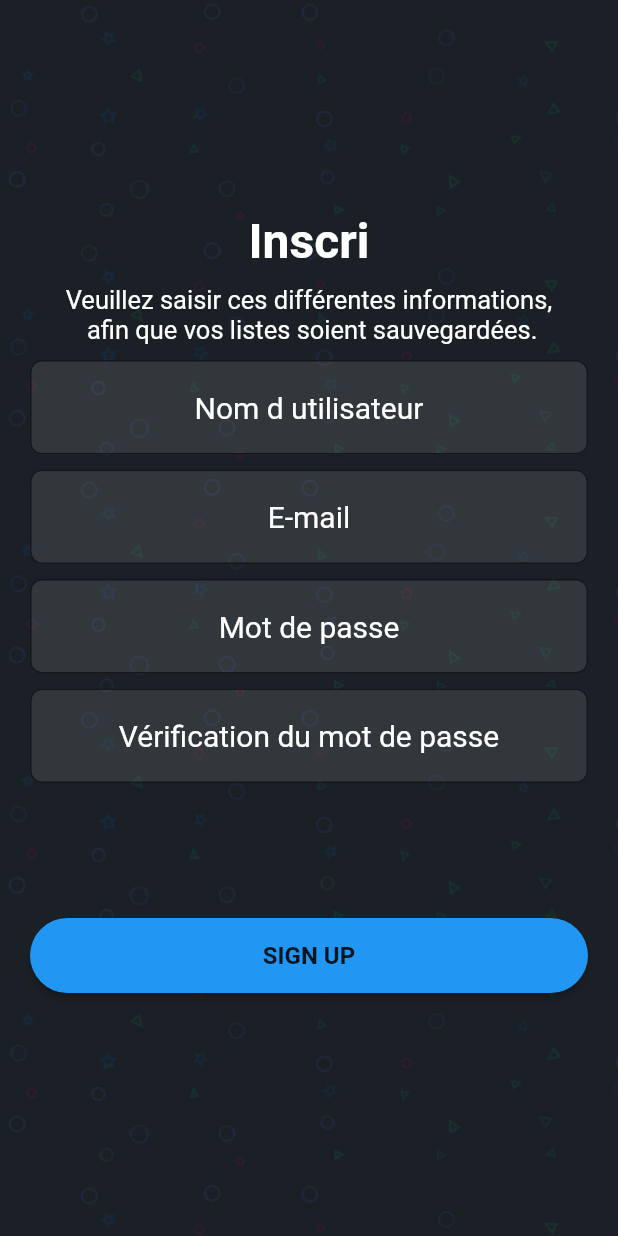
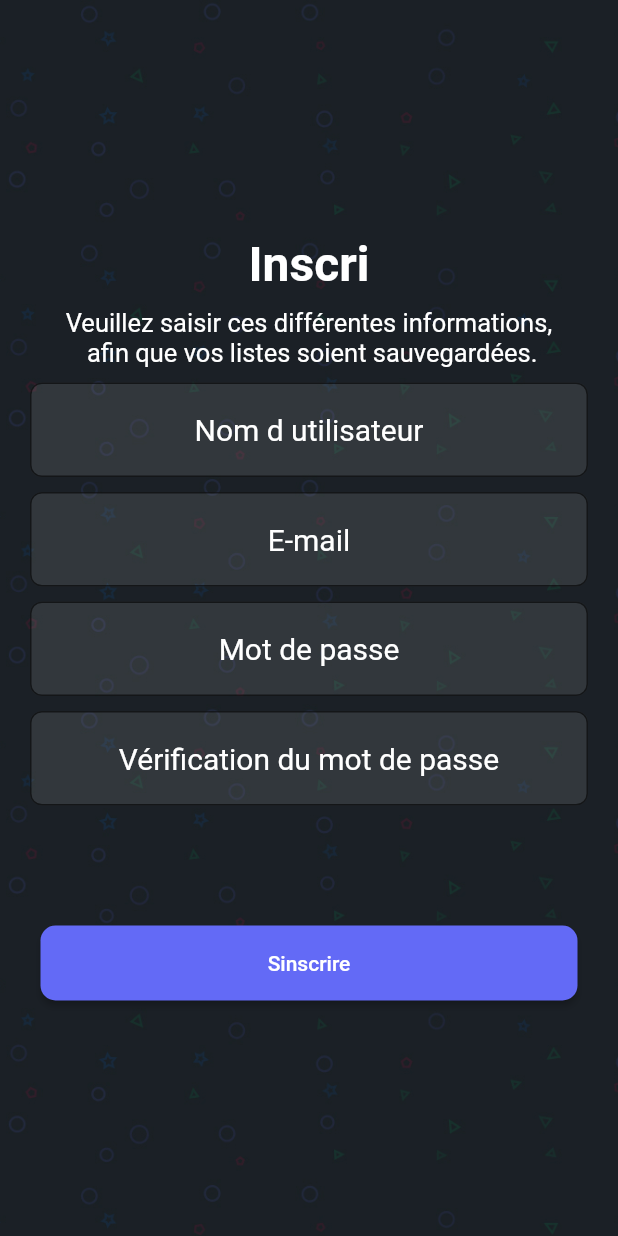
Before and after one commit to LucasVacher/prj_3, a Flutter app: the screen it shows after launch, after a tap on "Créer un nouveau compte", on a phone screen of 412 x 824 dp. Run offline on Flutter 3.47's test engine with Material 2 defaults, Android fonts, the light colour scheme and no system bars; our stand-ins replace firebase_auth, firebase_core, fluttertoast; accounts and stored records are empty; network calls fail.

Commit message:
Firebase connexion inscription

```diff
--- a/lib/pages/connexion.dart
+++ b/lib/pages/connexion.dart
@@ -2,6 +2,10 @@ import 'package:flutter/material.dart';
 import 'package:prj_3/pages/colors.dart';
 import 'package:prj_3/pages/accueil.dart';
 import 'package:prj_3/pages/inscription.dart';
+import 'package:prj_3/widgets/widget.dart';
+import 'package:firebase_auth/firebase_auth.dart';
+import 'package:fluttertoast/fluttertoast.dart';
+
 
 class Connexion extends StatefulWidget {
   @override
@@ -37,7 +41,7 @@ class _ConnexionState extends State<Connexion> {
 
               // Texte Bienvenue
               Text(
-                'Bienvenue !',
+                'Bienvenue 10 !',
                 style: TextStyle(
                   fontSize: 32,
                   fontWeight: FontWeight.bold,
@@ -78,7 +82,7 @@ class _ConnexionState extends State<Connexion> {
                   filled: true,
                   fillColor: Colors.white.withOpacity(0.1),
                 ),
-                obscureText: true,
+                obscureText: false,
               ),
 
               SizedBox(height: 15),
@@ -107,28 +111,36 @@ class _ConnexionState extends State<Connexion> {
               ),
 
               SizedBox(height: 80),
-/*
-              ElevatedButton(
-                style: ElevatedButton.styleFrom(
-                    primary: color_2,
-                    padding: const EdgeInsets.symmetric(horizontal:70, vertical:20)
-                ),
-                child: Text('Se connecter'),
-                onPressed: (){
-                  Navigator.push (
-                    context,
-                    MaterialPageRoute(builder: (context)=>Accueil()),
-                  );
-                },
 
-              ),*/
+              signInSignUpButton(context, true, () {
+                FirebaseAuth.instance
+                    .signInWithEmailAndPassword(
+                    email: _usernameController.text,
+                    password: _passwordController.text)
+                    .then((value) {
+                  Navigator.push(context,
+                      MaterialPageRoute(builder: (contxte) => Accueil()));
+                }).catchError((dynamic error){
+                  if (error.code.contains('invalid-email')) {
+                    _buildErrorMessage("Mail invalid");
+                  }
+                  if (error.code.contains('user-not-found')) {
+                    _buildErrorMessage("utilisateur inconnu. Créer un compte");
+                  }
+                  if (error.code.contains('wrong-password')) {
+                    _buildErrorMessage("Mot de passeincorrect");
+                  }
+                }
+                );
+              }),
+
 
               SizedBox(height: 10),
 
               ElevatedButton(
                 style: ElevatedButton.styleFrom(
                   primary: Colors.transparent,
-                  padding: const EdgeInsets.symmetric(horizontal:70, vertical:20),
+                  padding: const EdgeInsets.symmetric(horizontal:90, vertical:20),
                   shape: RoundedRectangleBorder(
                     borderRadius: BorderRadius.circular(8),
                     side: BorderSide(color: color_2),
@@ -145,9 +157,9 @@ class _ConnexionState extends State<Connexion> {
               ),
 
 
-              SizedBox(height: 200),
+              SizedBox(height: 100),
 
-              Text(
+              /*Text(
                 'Mot de passe oublié',
                 style: TextStyle(
                   fontSize: 18,
@@ -155,7 +167,7 @@ class _ConnexionState extends State<Connexion> {
                   decoration: TextDecoration.underline,
                 ),
                 textAlign: TextAlign.center,
-              ),
+              ),*/
 
             ],
           ),
@@ -163,4 +175,16 @@ class _ConnexionState extends State<Connexion> {
       ),
     );
   }
+
+  void _buildErrorMessage(String text) {
+    Fluttertoast.showToast(
+        msg: text,
+        timeInSecForIosWeb: 2,
+        toastLength: Toast.LENGTH_SHORT,
+        gravity: ToastGravity.BOTTOM,
+        backgroundColor: Colors.white,
+        textColor: Colors.red,
+        fontSize: 20);
+  }
+
 }
--- a/lib/widgets/widget.dart
+++ b/lib/widgets/widget.dart
@@ -1,30 +1,31 @@
 import 'package:flutter/material.dart';
+import 'package:prj_3/pages/colors.dart';
+
 
 Container signInSignUpButton(
     BuildContext context, bool isLogin, Function onTap) {
   return Container(
-    width: MediaQuery.of(context).size.width,
+    width: double.infinity,
+    padding: EdgeInsets.symmetric(horizontal: 7.0),
     height: 50,
-    margin: const EdgeInsets.fromLTRB(0, 10, 0, 20),
-    decoration: BoxDecoration(borderRadius: BorderRadius.circular(90)),
+    decoration: BoxDecoration(borderRadius: BorderRadius.circular(10)),
     child: ElevatedButton(
       onPressed: () {
         onTap();
       },
       child: Text(
-        isLogin ? 'LOG IN' : 'SIGN UP',
-        style: const TextStyle(
-            color: Colors.black87, fontWeight: FontWeight.bold, fontSize: 16),
+        isLogin ? 'Connexion' : 'Sinscrire',
+        style: const TextStyle(color: Colors.white),
       ),
       style: ButtonStyle(
           backgroundColor: MaterialStateProperty.resolveWith((states) {
             if (states.contains(MaterialState.pressed)) {
-              return Colors.black26;
+              return Colors.transparent;
             }
-            return Colors.blue;
+            return color_2;
           }),
           shape: MaterialStateProperty.all<RoundedRectangleBorder>(
-              RoundedRectangleBorder(borderRadius: BorderRadius.circular(30)))),
+              RoundedRectangleBorder(borderRadius: BorderRadius.circular(10)))),
     ),
   );
 }
--- a/pubspec.yaml
+++ b/pubspec.yaml
@@ -39,6 +39,7 @@ dependencies:
   cupertino_icons: ^1.0.2
   flutter_bloc: ^8.1.2
   firebase_auth: ^4.3.0
+  fluttertoast: ^8.2.1
 
 dev_dependencies:
   flutter_test:
```
Also changed, not shown: lib/pages/accueil.dart (+13 -8 lines), lib/pages/inscription.dart (+24 -4 lines), pubspec.lock, 1 other file.
